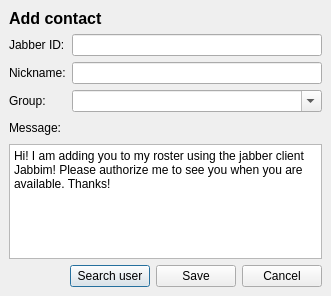
Qt form widgets/addcontact.ui (xmpp-graveyard/jabbim) before a commit.
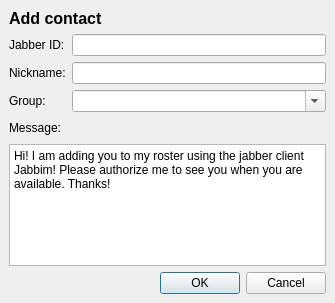
The same form after that commit.

The edit to the form file:
```diff
--- a/widgets/addcontact.ui
+++ b/widgets/addcontact.ui
@@ -5,8 +5,8 @@
    <rect>
     <x>0</x>
     <y>0</y>
-    <width>331</width>
-    <height>296</height>
+    <width>335</width>
+    <height>303</height>
    </rect>
   </property>
   <property name="windowTitle" >
@@ -20,101 +20,30 @@
     <number>6</number>
    </property>
    <item row="4" column="0" >
-    <layout class="QHBoxLayout" >
-     <property name="margin" >
-      <number>0</number>
+    <widget class="QDialogButtonBox" name="buttonBox" >
+     <property name="orientation" >
+      <enum>Qt::Horizontal</enum>
      </property>
-     <property name="spacing" >
-      <number>6</number>
+     <property name="standardButtons" >
+      <set>QDialogButtonBox::Cancel|QDialogButtonBox::NoButton|QDialogButtonBox::Ok</set>
      </property>
-     <item>
-      <spacer>
-       <property name="orientation" >
-        <enum>Qt::Horizontal</enum>
-       </property>
-       <property name="sizeHint" >
-        <size>
-         <width>201</width>
-         <height>20</height>
-        </size>
-       </property>
-      </spacer>
-     </item>
-     <item>
-      <widget class="QPushButton" name="search" >
-       <property name="text" >
-        <string>Search user</string>
-       </property>
-      </widget>
-     </item>
-     <item>
-      <widget class="QPushButton" name="save" >
-       <property name="text" >
-        <string>Save</string>
-       </property>
-      </widget>
-     </item>
-     <item>
-      <widget class="QPushButton" name="cancel" >
-       <property name="text" >
-        <string>Cancel</string>
-       </property>
-      </widget>
-     </item>
-    </layout>
-   </item>
-   <item row="0" column="0" >
-    <widget class="QLabel" name="addContact_headerLabel" >
-     <property name="text" >
-      <string>&lt;html>&lt;head>&lt;meta name="qrichtext" content="1" />&lt;style type="text/css">
-p, li { white-space: pre-wrap; }
-&lt;/style>&lt;/head>&lt;body style=" font-family:'DejaVu Sans'; font-size:9pt; font-weight:400; font-style:normal; text-decoration:none;">
-&lt;p style=" margin-top:0px; margin-bottom:0px; margin-left:0px; margin-right:0px; -qt-block-indent:0; text-indent:0px;">&lt;span style=" font-size:12pt; font-weight:600;">Add contact&lt;/span>&lt;/p>&lt;/body>&lt;/html></string>
+     <property name="centerButtons" >
+      <bool>false</bool>
      </property>
     </widget>
    </item>
-   <item row="2" column="0" >
-    <layout class="QGridLayout" >
-     <property name="margin" >
-      <number>0</number>
+   <item row="3" column="0" >
+    <spacer>
+     <property name="orientation" >
+      <enum>Qt::Vertical</enum>
      </property>
-     <property name="spacing" >
-      <number>6</number>
+     <property name="sizeHint" >
+      <size>
+       <width>313</width>
+       <height>16</height>
+      </size>
      </property>
-     <item row="0" column="0" >
-      <widget class="QLabel" name="add_messageLabel" >
-       <property name="text" >
-        <string>Message:</string>
-       </property>
-      </widget>
-     </item>
-     <item row="1" column="0" colspan="2" >
-      <widget class="QTextEdit" name="add_message" >
-       <property name="toolTip" >
-        <string>Enter a short message that you want to send to the added contact.</string>
-       </property>
-       <property name="html" >
-        <string>&lt;html>&lt;head>&lt;meta name="qrichtext" content="1" />&lt;style type="text/css">
-p, li { white-space: pre-wrap; }
-&lt;/style>&lt;/head>&lt;body style=" font-family:'DejaVu Sans'; font-size:13pt; font-weight:400; font-style:normal; text-decoration:none;">
-&lt;p style=" margin-top:0px; margin-bottom:0px; margin-left:0px; margin-right:0px; -qt-block-indent:0; text-indent:0px; font-family:'Sans Serif'; font-size:9pt;">Hi! I am adding you to my roster using the jabber client Jabbim! Please authorize me to see you when you are available. Thanks!&lt;/p>&lt;/body>&lt;/html></string>
-       </property>
-      </widget>
-     </item>
-     <item row="0" column="1" >
-      <spacer>
-       <property name="orientation" >
-        <enum>Qt::Horizontal</enum>
-       </property>
-       <property name="sizeHint" >
-        <size>
-         <width>191</width>
-         <height>20</height>
-        </size>
-       </property>
-      </spacer>
-     </item>
-    </layout>
+    </spacer>
    </item>
    <item row="1" column="0" >
     <layout class="QHBoxLayout" >
@@ -191,18 +120,58 @@
      </item>
     </layout>
    </item>
-   <item row="3" column="0" >
-    <spacer>
-     <property name="orientation" >
-      <enum>Qt::Vertical</enum>
+   <item row="2" column="0" >
+    <layout class="QGridLayout" >
+     <property name="margin" >
+      <number>0</number>
      </property>
-     <property name="sizeHint" >
-      <size>
-       <width>20</width>
-       <height>40</height>
-      </size>
+     <property name="spacing" >
+      <number>6</number>
      </property>
-    </spacer>
+     <item row="0" column="0" >
+      <widget class="QLabel" name="add_messageLabel" >
+       <property name="text" >
+        <string>Message:</string>
+       </property>
+      </widget>
+     </item>
+     <item row="1" column="0" colspan="2" >
+      <widget class="QTextEdit" name="add_message" >
+       <property name="toolTip" >
+        <string>Enter a short message that you want to send to the added contact.</string>
+       </property>
+       <property name="html" >
+        <string>&lt;html>&lt;head>&lt;meta name="qrichtext" content="1" />&lt;style type="text/css">
+p, li { white-space: pre-wrap; }
+&lt;/style>&lt;/head>&lt;body style=" font-family:'DejaVu Sans'; font-size:10pt; font-weight:400; font-style:normal; text-decoration:none;">
+&lt;p style=" margin-top:0px; margin-bottom:0px; margin-left:0px; margin-right:0px; -qt-block-indent:0; text-indent:0px; font-family:'Sans Serif'; font-size:9pt;">Hi! I am adding you to my roster using the jabber client Jabbim! Please authorize me to see you when you are available. Thanks!&lt;/p>&lt;/body>&lt;/html></string>
+       </property>
+      </widget>
+     </item>
+     <item row="0" column="1" >
+      <spacer>
+       <property name="orientation" >
+        <enum>Qt::Horizontal</enum>
+       </property>
+       <property name="sizeHint" >
+        <size>
+         <width>191</width>
+         <height>20</height>
+        </size>
+       </property>
+      </spacer>
+     </item>
+    </layout>
+   </item>
+   <item row="0" column="0" >
+    <widget class="QLabel" name="addContact_headerLabel" >
+     <property name="text" >
+      <string>&lt;html>&lt;head>&lt;meta name="qrichtext" content="1" />&lt;style type="text/css">
+p, li { white-space: pre-wrap; }
+&lt;/style>&lt;/head>&lt;body style=" font-family:'DejaVu Sans'; font-size:9pt; font-weight:400; font-style:normal; text-decoration:none;">
+&lt;p style=" margin-top:0px; margin-bottom:0px; margin-left:0px; margin-right:0px; -qt-block-indent:0; text-indent:0px;">&lt;span style=" font-size:12pt; font-weight:600;">Add contact&lt;/span>&lt;/p>&lt;/body>&lt;/html></string>
+     </property>
+    </widget>
    </item>
   </layout>
  </widget>
```
Left out of the diff: 29 changed lines with no effect on the pictures.
